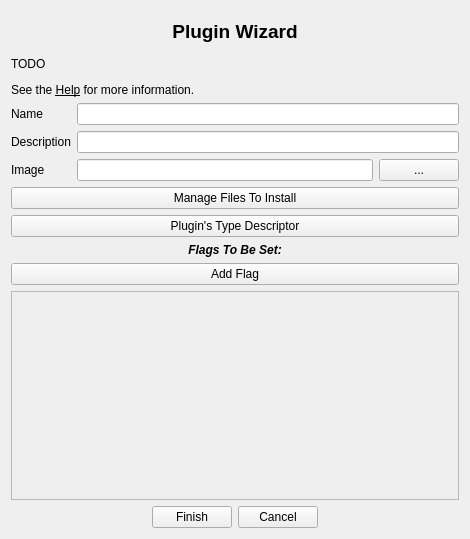
Qt form resources/templates/wizard_plugin_01.ui (GandaG/fomod-designer) before a commit.
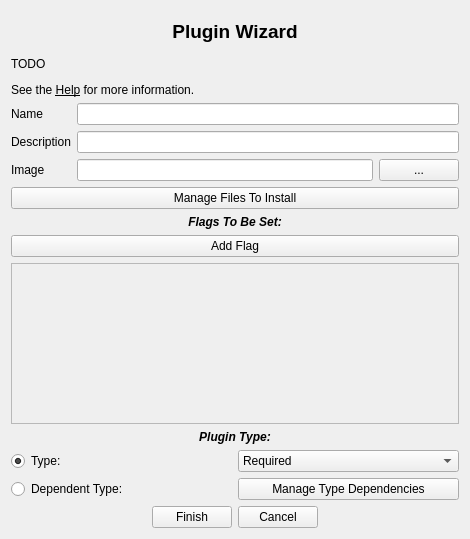
The same form after that commit.

Commit message: Added Type Dependency wizard.

```diff
--- a/resources/templates/wizard_plugin_01.ui
+++ b/resources/templates/wizard_plugin_01.ui
@@ -15,7 +15,7 @@
   </property>
   <layout class="QVBoxLayout" name="verticalLayout_2">
    <item>
-    <layout class="QVBoxLayout" name="verticalLayout" stretch="0,0,0,0,0,0,0,0">
+    <layout class="QVBoxLayout" name="verticalLayout" stretch="0,0,0,0,0,0,0,0,0,0">
      <item>
       <widget class="QLabel" name="label_4">
        <property name="sizePolicy">
@@ -142,13 +142,6 @@
        </property>
       </widget>
      </item>
-     <item>
-      <widget class="QPushButton" name="pushButton_4">
-       <property name="text">
-        <string>Plugin's Type Descriptor</string>
-       </property>
-      </widget>
-     </item>
      <item>
       <widget class="QLabel" name="label_2">
        <property name="font">
@@ -184,12 +177,80 @@
           <x>0</x>
           <y>0</y>
           <width>448</width>
-          <height>207</height>
+          <height>73</height>
          </rect>
         </property>
        </widget>
       </widget>
      </item>
+     <item>
+      <widget class="QLabel" name="label_3">
+       <property name="font">
+        <font>
+         <weight>75</weight>
+         <italic>true</italic>
+         <bold>true</bold>
+        </font>
+       </property>
+       <property name="text">
+        <string>Plugin Type:</string>
+       </property>
+       <property name="alignment">
+        <set>Qt::AlignCenter</set>
+       </property>
+      </widget>
+     </item>
+     <item>
+      <layout class="QHBoxLayout" name="horizontalLayout_2">
+       <item>
+        <widget class="QRadioButton" name="radioButton">
+         <property name="text">
+          <string>Type:</string>
+         </property>
+         <property name="checked">
+          <bool>true</bool>
+         </property>
+        </widget>
+       </item>
+       <item>
+        <widget class="QComboBox" name="comboBox">
+         <item>
+          <property name="text">
+           <string>Required</string>
+          </property>
+         </item>
+         <item>
+          <property name="text">
+           <string>Recommended</string>
+          </property>
+         </item>
+         <item>
+          <property name="text">
+           <string>Optional</string>
+          </property>
+         </item>
+        </widget>
+       </item>
+      </layout>
+     </item>
+     <item>
+      <layout class="QHBoxLayout" name="horizontalLayout_4">
+       <item>
+        <widget class="QRadioButton" name="radioButton_2">
+         <property name="text">
+          <string>Dependent Type:</string>
+         </property>
+        </widget>
+       </item>
+       <item>
+        <widget class="QPushButton" name="pushButton_5">
+         <property name="text">
+          <string>Manage Type Dependencies</string>
+         </property>
+        </widget>
+       </item>
+      </layout>
+     </item>
     </layout>
    </item>
    <item>
```
The commit also changes 4 other files.
